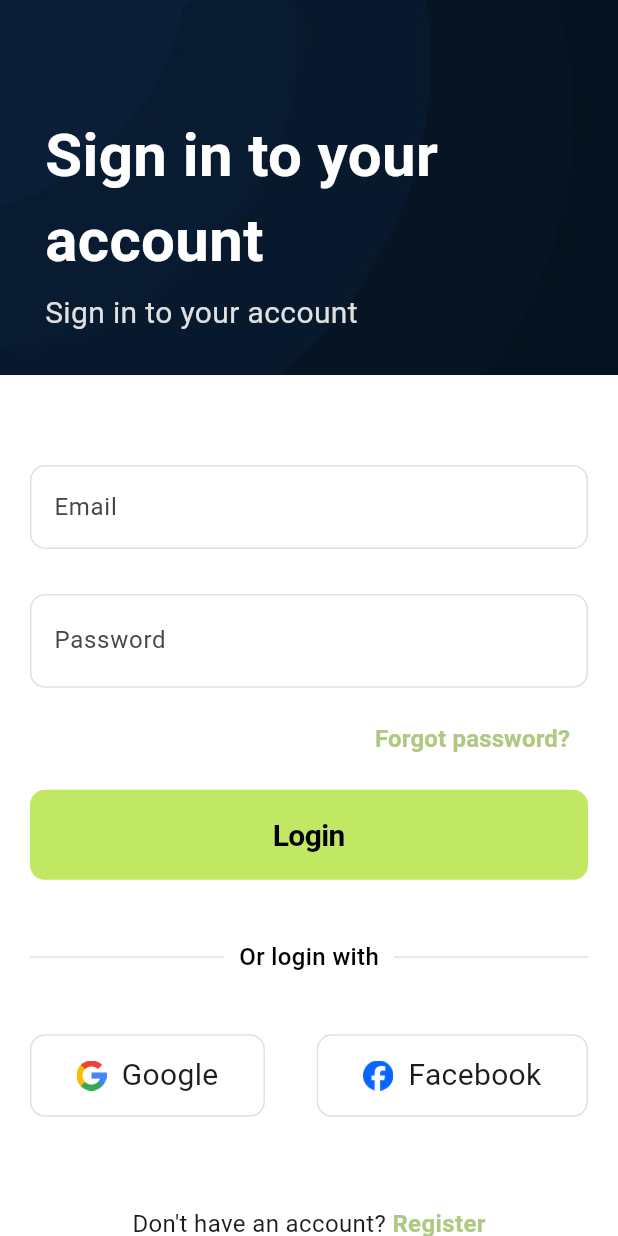
After one commit to mohamedmahmoud95/Flutter-course--Sep-2024, a Flutter app: the screen it shows after launch, on a phone screen of 412 x 824 dp. The commit adds this screen. Run offline on Flutter 3.47's test engine with Material 3 defaults, Android fonts, the light colour scheme and no system bars.

Commit message:
added a cleaner version of login screen

```diff
--- /dev/null
+++ b/lib/cleaner_version_of_login_screen/cleaner_version_of_login_screen.dart
@@ -0,0 +1,294 @@
+import 'package:flutter/cupertino.dart';
+import 'package:flutter/material.dart';
+import 'package:simple_sign_in_screen/cleaner_version_of_login_screen/login_input_validation_functions.dart';
+import 'package:simple_sign_in_screen/cleaner_version_of_login_screen/text_field_widget.dart';
+
+class CleanerVersionOfLoginScreen extends StatefulWidget {
+  const CleanerVersionOfLoginScreen({super.key});
+
+  @override
+  State<CleanerVersionOfLoginScreen> createState() => _CleanerVersionOfLoginScreenState();
+}
+
+class _CleanerVersionOfLoginScreenState extends State<CleanerVersionOfLoginScreen> {
+  bool passwordIsHidden = true;
+
+  TextEditingController emailController = TextEditingController();
+  TextEditingController passwordController = TextEditingController();
+
+  static const Color greenColor = Color(0xFFc0e863);
+  static const Color oliveGreenColor = Color(0xFFafc982);
+
+  @override
+  void dispose() {
+    emailController.dispose();
+    passwordController.dispose();
+    super.dispose();
+  }
+
+  @override
+  Widget build(BuildContext context) {
+    return Scaffold(
+      backgroundColor: Colors.white,
+      body: SingleChildScrollView(
+        child: Column(
+          children: [
+            upperImageContainer(),
+            Padding(
+              padding: const EdgeInsets.all(20),
+              child: Column(
+                children: [
+                  const SizedBox(
+                    height: 40,
+                  ),
+                  TextFieldWidget(
+                      textEditingController: emailController,
+                      hintText: 'Email',
+                      labelText: 'Email'),
+                  const SizedBox(
+                    height: 30,
+                  ),
+                  TextFieldWidget(
+                    textEditingController: passwordController,
+                    hintText: 'Password',
+                    labelText: 'Password',
+                    obscureText: true,
+                  ),
+                  const SizedBox(
+                    height: 10,
+                  ),
+                  Align(
+                    alignment: Alignment.centerRight,
+                    child: TextButton(
+                      onPressed: () {},
+                      child: const Text(
+                        'Forgot password?',
+                        style: TextStyle(
+                            color: oliveGreenColor,
+                            fontWeight: FontWeight.bold,
+                            fontSize: 16),
+                      ),
+                    ),
+                  ),
+                  const SizedBox(
+                    height: 10,
+                  ),
+
+                  loginButton(),
+
+                  const SizedBox(
+                    height: 40,
+                  ),
+
+                  orDivider(),
+
+
+                  const SizedBox(
+                    height: 40,
+                  ),
+
+
+                  otherLoginOptionsWidget(),
+
+                  const SizedBox(
+                    height: 60,
+                  ),
+                  Row(
+                    mainAxisAlignment: MainAxisAlignment.center,
+                    children: [
+                      const Text(
+                        "Don't have an account? ",
+                        style: TextStyle(
+                          fontSize: 16,
+                        ),
+                      ),
+                      GestureDetector(
+                        onTap: () {},
+                        child: const Text(
+                          "Register",
+                          style: TextStyle(
+                              color: oliveGreenColor,
+                              fontSize: 16,
+                              fontWeight: FontWeight.w600),
+                        ),
+                      )
+                    ],
+                  ),
+                ],
+              ),
+            ),
+          ],
+        ),
+      ),
+    );
+  }
+
+  Widget upperImageContainer() {
+    return Container(
+      height: 250,
+      width: double.infinity,
+      decoration: const BoxDecoration(
+        image: DecorationImage(
+          image: AssetImage('assets/images/background2.jpg'),
+          fit: BoxFit.cover,
+        ),
+      ),
+      child: Padding(
+        padding: const EdgeInsets.only(left: 30, top: 75, bottom: 20),
+        child: Column(
+          crossAxisAlignment: CrossAxisAlignment.start,
+          children: [
+            const Text(
+              "Sign in to your account",
+              style: TextStyle(
+                  color: Colors.white,
+                  fontSize: 40,
+                  fontWeight: FontWeight.w600),
+            ),
+            const SizedBox(
+              height: 5,
+            ),
+            Text(
+              "Sign in to your account",
+              style: TextStyle(color: Colors.grey.shade300, fontSize: 20),
+            ),
+          ],
+        ),
+      ),
+    );
+  }
+
+  Widget loginButton(){
+    return  SizedBox(
+      width: double.infinity,
+      height: 60,
+      child: CupertinoButton(
+        onPressed: () {
+          debugPrint('Login button pressed');
+          login();
+        },
+        color: greenColor,
+        borderRadius: BorderRadius.circular(10),
+        child: const Text(
+          'Login',
+          style: TextStyle(
+              color: Colors.black,
+              fontSize: 20,
+              fontWeight: FontWeight.w700),
+        ),
+      ),
+    );
+  }
+  void login() {
+    bool validEmailAndPassword =
+        validateEmailAndPassword(emailController.text, passwordController.text);
+    if (validEmailAndPassword == true) {
+      debugPrint("اشطة اتفضّل");
+    } else {
+      debugPrint("Invalid email or password");
+      //show an error snackbar
+      ScaffoldMessenger.of(context).showSnackBar(
+        const SnackBar(
+          content: Text('Invalid email or password'),
+          duration: Duration(seconds: 3),
+        ),
+      );
+    }
+  }
+
+  Widget orDivider(){
+    return      Row(
+      mainAxisSize: MainAxisSize.max,
+      children: [
+        Expanded(
+          child: Divider(
+            color: Colors.grey.shade300,
+            thickness: 1,
+          ),
+        ),
+        const SizedBox(
+          width: 10,
+        ),
+        const Text(
+          'Or login with',
+          style: TextStyle(
+              color: Colors.black,
+              fontSize: 16,
+              fontWeight: FontWeight.w500),
+        ),
+        const SizedBox(
+          width: 10,
+        ),
+        Expanded(
+          child: Divider(
+            color: Colors.grey.shade300,
+            thickness: 1,
+          ),
+        ),
+      ],
+    );
+  }
+
+  Widget otherLoginOptionsWidget()
+  {
+    return  Row(
+      mainAxisAlignment: MainAxisAlignment.spaceBetween,
+      children: [
+        GestureDetector(
+          onTap: () {},
+          child: Container(
+            padding: const EdgeInsets.symmetric(
+                vertical: 12, horizontal: 30),
+            decoration: BoxDecoration(
+              borderRadius: BorderRadius.circular(10),
+              border: Border.all(color: Colors.grey.shade300),
+            ),
+            child: Row(
+              children: [
+                Image.asset(
+                  'assets/images/google_logo.png',
+                  height: 20,
+                  width: 20,
+                ),
+                const SizedBox(
+                  width: 10,
+                ),
+                const Text(
+                  'Google',
+                  style: TextStyle(fontSize: 20),
+                ),
+              ],
+            ),
+          ),
+        ),
+        GestureDetector(
+          onTap: () {},
+          child: Container(
+            padding: const EdgeInsets.symmetric(
+                vertical: 12, horizontal: 30),
+            decoration: BoxDecoration(
+              borderRadius: BorderRadius.circular(10),
+              border: Border.all(color: Colors.grey.shade300),
+            ),
+            child: Row(
+              children: [
+                Image.asset(
+                  'assets/images/facebook_logo.png',
+                  height: 20,
+                  width: 20,
+                ),
+                const SizedBox(
+                  width: 10,
+                ),
+                const Text(
+                  'Facebook',
+                  style: TextStyle(fontSize: 20),
+                ),
+              ],
+            ),
+          ),
+        ),
+      ],
+    );
+  }
+}
--- /dev/null
+++ b/lib/cleaner_version_of_login_screen/login_input_validation_functions.dart
@@ -0,0 +1,57 @@
+bool validateEmail(String email) {
+  if (email.isEmpty) {
+    return false;
+  }
+  if (!email.contains('@')) {
+    return false;
+  }
+  if (!email.contains('.')) {
+    return false;
+  }
+  if (email.length < 6) {
+    return false;
+  }
+
+
+  //or:
+  //use a regular expression to validate it all at once
+ // return RegExp(r"^[a-zA-Z0-9.a-zA-Z0-9.!#$%&'*+-/=?^_`{|}~]+@[a-zA-Z0-9]+\.[a-zA-Z]+")
+ //     .hasMatch(email);
+  return true;
+}
+
+bool validatePassword(String password){
+
+  if(password.isEmpty){
+    return false;
+  }
+  if(password.length < 6){
+    return false;
+  }
+  if(password.length > 20){
+    return false;
+  }
+
+  //contains a numeric digit
+  if(!password.contains(RegExp(r'[0-9]'))){
+    return false;
+  }
+
+  //contains a lowercase letter
+  if(!password.contains(RegExp(r'[a-z]'))) {
+    return false;
+  }
+
+  //contains an upper letter
+  if(!password.contains(RegExp(r'[A-Z]'))){
+    return false;
+  }
+
+  return true;
+
+}
+
+
+bool validateEmailAndPassword(String email, String password){
+  return validateEmail(email) && validatePassword(password);
+}
--- /dev/null
+++ b/lib/cleaner_version_of_login_screen/text_field_widget.dart
@@ -0,0 +1,73 @@
+import 'package:flutter/cupertino.dart';
+import 'package:flutter/material.dart';
+
+class TextFieldWidget extends StatefulWidget {
+  final TextEditingController textEditingController;
+  final bool obscureText;
+  final String hintText;
+  final String labelText;
+  final Function(String value) ? onChange;
+  final Function(String value) ? onSubmitted;
+  const TextFieldWidget(
+      {super.key,
+      required this.textEditingController,
+      this.obscureText = false,
+      required this.hintText,
+      required this.labelText,
+       this.onChange,
+       this.onSubmitted});
+
+  @override
+  State<TextFieldWidget> createState() => _TextFieldWidgetState();
+}
+
+class _TextFieldWidgetState extends State<TextFieldWidget> {
+  bool userInputIsHidden = true;
+
+  void toggleVisibility() {
+    setState(() {
+      userInputIsHidden = !userInputIsHidden;
+    });
+  }
+
+  @override
+  Widget build(BuildContext context) {
+    return TextField(
+      controller: widget.textEditingController,
+      obscureText: widget.obscureText,
+      decoration: InputDecoration(
+        hintText: widget.hintText,
+        labelText: widget.labelText,
+        suffix: widget.obscureText == false
+            ? null
+            : GestureDetector(
+                onTap: () {
+                  setState(() {
+                    userInputIsHidden = !userInputIsHidden;
+                  });
+                },
+                child: Icon(userInputIsHidden
+                    ? Icons.visibility
+                    : Icons.visibility_off),
+              ),
+        border: OutlineInputBorder(
+          borderRadius: BorderRadius.circular(10),
+        ),
+        enabledBorder: OutlineInputBorder(
+          borderRadius: BorderRadius.circular(10),
+          borderSide: BorderSide(color: Colors.grey.shade300),
+        ),
+      ),
+      onChanged: (value) {
+        if (widget.onChange != null) {
+          widget.onChange!(value);
+        }
+      },
+      onSubmitted: (value) {
+        if (widget.onSubmitted != null) {
+          widget.onSubmitted!(value);
+        }
+      },
+    );
+  }
+}
--- a/lib/main.dart
+++ b/lib/main.dart
@@ -1,5 +1,6 @@
 import 'package:flutter/material.dart';
 
+import 'cleaner_version_of_login_screen/cleaner_version_of_login_screen.dart';
 import 'login_screen.dart';
 
 void main() {
@@ -17,7 +18,9 @@ class _MyAppState extends State<MyApp> {
   @override
   Widget build(BuildContext context) {
     return MaterialApp(
-      home: LoginScreen(),
+      home:
+      //LoginScreen(),
+      CleanerVersionOfLoginScreen(),
     );
   }
 }
```
